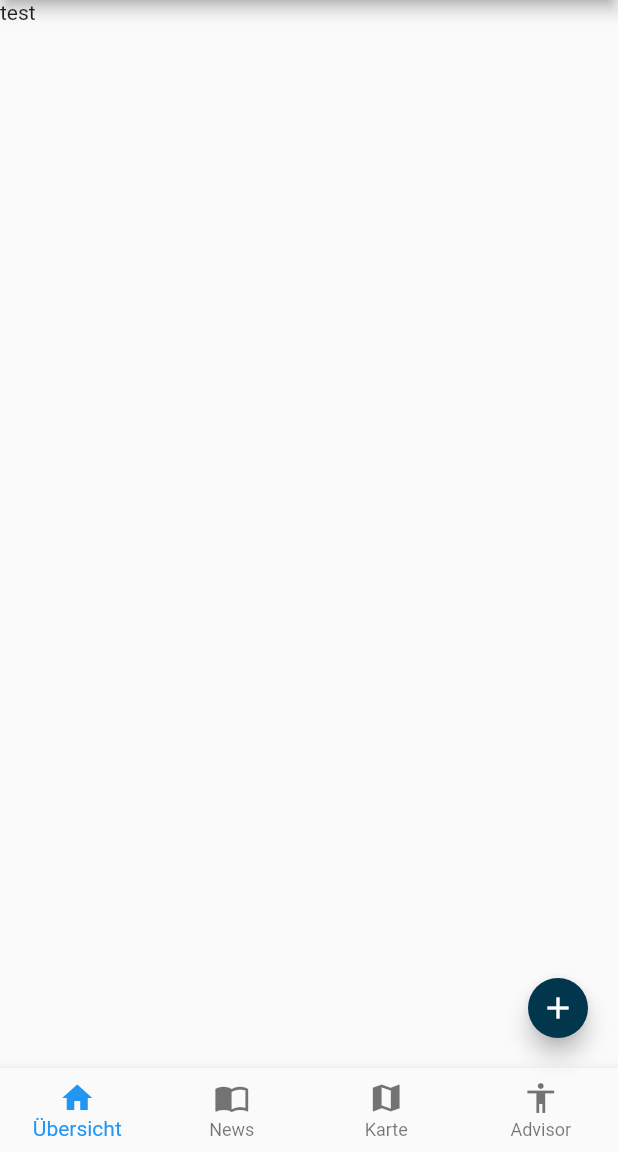
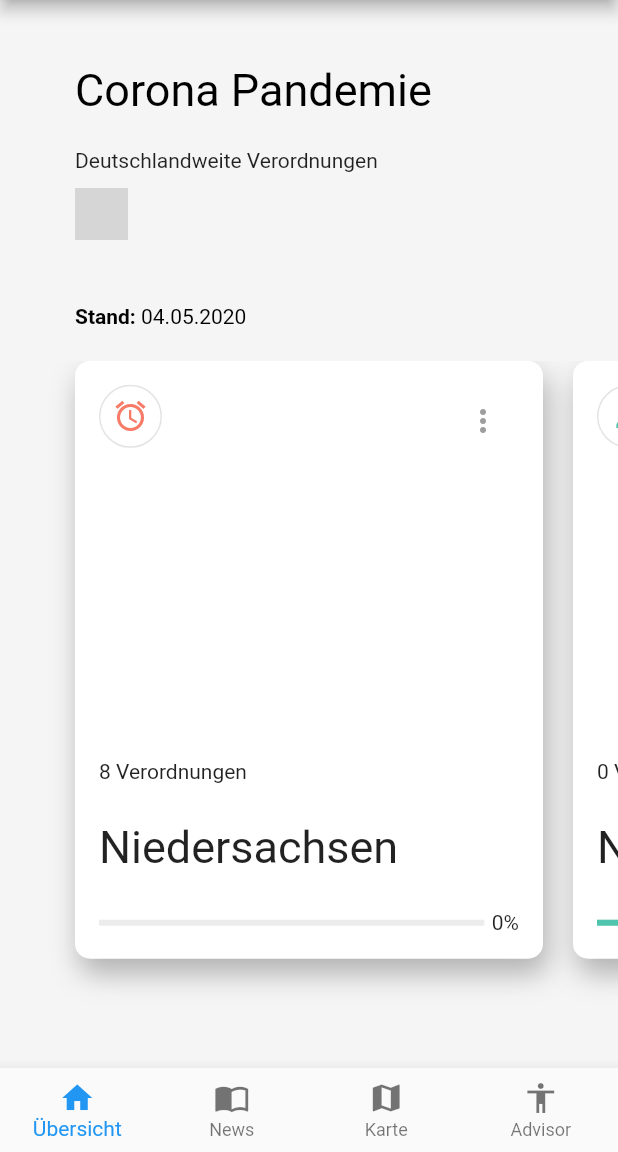
Before and after one commit to ronkun/darfichraus-app, a Flutter app: the Home screen opened directly, on a phone screen of 412 x 824 dp, the part 84-1236 px from its top. Run offline on Flutter 3.47's test engine with Material 2 defaults, Android fonts, the phone set to English and light mode, and no system bars; our stand-ins replace cached_network_image, flutter_map, flutter_svg, font_awesome_flutter, latlong, shared_preferences; missing offline and left inert: geojson, geopoint, pedantic; accounts and stored records are empty; grey boxes are pictures that could not be loaded.

Commit message:
Data for cards changed

```diff
--- a/lib/MainCustom.dart
+++ b/lib/MainCustom.dart
@@ -16,12 +16,12 @@ class Home extends StatefulWidget {
 
 class _HomeState extends State<Home> {
   int _selectedIndex = 0;
-  Widget _bodyWidget = WidgetAdvisorBoard();
+  Widget _bodyWidget = AdvisorHome();
 
   // final _navigatorKey = GlobalKey<NavigatorState>();
 
   final List<Widget> _children = [
-    HomePage(),
+    AdvisorHome(),
     WidgetMainfeed(),
     WidgetMap(),
     WidgetAdvisorArticles()
@@ -45,39 +45,6 @@ class _HomeState extends State<Home> {
   @override
   Widget build(BuildContext context) {
     return Scaffold(
-      //   appBar: PreferredSize(
-      //   preferredSize: Size(double.infinity, 100),
-      //   child: Container(
-      //     decoration: BoxDecoration(
-      //       boxShadow: [BoxShadow(
-      //         color: Colors.black12,
-      //         spreadRadius: 5,
-      //         blurRadius: 2
-      //       )]
-      //     ),
-      //     width: MediaQuery.of(context).size.width,
-      //     height: 100,
-      //     child: Container(
-      //       decoration: BoxDecoration(
-      //         color: Colors.blueAccent,
-      //         borderRadius: BorderRadius.only(bottomLeft: Radius.circular(20),bottomRight: Radius.circular(20))
-      //       ),
-      //       child: Container(
-      //         margin: EdgeInsets.fromLTRB(0, 20, 0, 0),
-      //         child: Row(
-      //           mainAxisAlignment: MainAxisAlignment.spaceBetween,
-      //           crossAxisAlignment: CrossAxisAlignment.center,
-      //           children: [
-      //             Icon(Icons.navigate_before,size: 40,color: Colors.white,),
-      //             Text("Foodbar",style: TextStyle(fontSize: 30,color: Colors.white),),
-      //             Icon(Icons.navigate_before,color: Colors.transparent,),
-      //           ],
-      //         ),
-      //       ),
-      //     ),
-      //   ),
-      // ),
-
         appBar: AppBar(
           // shape: CustomShapeBorder(),
           title: Padding(
@@ -103,7 +70,16 @@ class _HomeState extends State<Home> {
         ),
         drawer: MainDrawer(),
         body: _bodyWidget,
-        bottomNavigationBar: BottomNavigationBar(
+        bottomNavigationBar:
+        // new Theme(
+        // data: Theme.of(context).copyWith(
+        //   canvasColor: Colors.grey,
+        //   splashColor: Colors.yellowAccent,
+        //     unselectedWidgetColor: Colors.green,
+        //   primaryColor: Colors.white,
+        //   textTheme: Theme.of(context).textTheme.copyWith(caption: new TextStyle(color: Colors.grey))
+        // ), child:
+        BottomNavigationBar(
         onTap: _onTabTapped, // new
         currentIndex: _selectedIndex,
         type: BottomNavigationBarType.fixed,
@@ -126,15 +102,16 @@ class _HomeState extends State<Home> {
           )
         ],
       ),
+      // )
 
-      floatingActionButton: FloatingActionButton(
-        onPressed: (){
-          print("Verordnung hinzufügen");
-        },
-        tooltip: 'Verordnung hinzufügen',
-        child: Icon(Icons.add),
-        mini: true,
-      ),
+      // floatingActionButton: FloatingActionButton(
+      //   onPressed: (){
+      //     print("Verordnung hinzufügen");
+      //   },
+      //   tooltip: 'Verordnung hinzufügen',
+      //   child: Icon(Icons.add),
+      //   mini: true,
+      // ),
     );
   }
 }
--- a/lib/widgets/advisor/DummyData.dart
+++ b/lib/widgets/advisor/DummyData.dart
@@ -3,7 +3,7 @@ import 'package:crimsy/widgets/advisor/objects/todoObject.dart';
 import 'package:flutter/material.dart';
 
 List<TodoObject> todos = [
-  TodoObject.import("SOME_RANDOM_UUID", "Custom", 1, ColorChoices.choices[0], Icons.alarm, {
+  TodoObject.import("SOME_RANDOM_UUID", "Niedersachsen", 1, ColorChoices.choices[0], Icons.alarm, {
     DateTime(2018, 5, 3): [
       TaskObject("Meet Clients", DateTime(2018, 5, 3)),
       TaskObject("Design Sprint", DateTime(2018, 5, 3)),
@@ -17,9 +17,9 @@ List<TodoObject> todos = [
       TaskObject("HTML/CSS Study", DateTime(2019, 5, 4)),
     ]
   }),
-  TodoObject("Infizierte", Icons.person),
-  TodoObject("Work", Icons.work),
-  TodoObject("Home", Icons.home),
-  TodoObject("Shopping", Icons.shopping_basket),
-  TodoObject("School", Icons.school),
+  TodoObject("Nordrhein-Westfalen", Icons.person),
+  TodoObject("Bayern", Icons.work),
+  TodoObject("Hessen", Icons.home),
+  TodoObject("Schleswig-Holstein", Icons.shopping_basket),
+  TodoObject("Sachsen", Icons.school),
 ];
--- a/lib/widgets/advisor/objects/ColorChoice.dart
+++ b/lib/widgets/advisor/objects/ColorChoice.dart
@@ -16,6 +16,7 @@ class ColorChoices {
         Color.fromRGBO(245, 161, 81, 1.0),
       ],
     ),
+
     ColorChoice(
       primary: Color(0xFF5A89E6),
       gradient: [
@@ -23,6 +24,7 @@ class ColorChoices {
         Color.fromRGBO(93, 167, 231, 1.0),
       ],
     ),
+
     ColorChoice(
       primary: Color(0xFF4EC5AC),
       gradient: [
--- a/lib/widgets/advisor/objects/TodoObject.dart
+++ b/lib/widgets/advisor/objects/TodoObject.dart
@@ -9,7 +9,8 @@ class TodoObject {
   TodoObject(String title, IconData icon) {
     this.title = title;
     this.icon = icon;
-    ColorChoice choice = ColorChoices.choices[Random().nextInt(ColorChoices.choices.length)];
+    // ColorChoice choice = ColorChoices.choices[Random().nextInt(ColorChoices.choices.length)];
+    ColorChoice choice = ColorChoices.choices[2];
     this.color = choice.primary;
     this.gradient = LinearGradient(colors: choice.gradient, begin: Alignment.bottomCenter, end: Alignment.topCenter);
     tasks = Map<DateTime, List<TaskObject>>();
--- a/lib/widgets/advisor/pages/AdvisorHome.dart
+++ b/lib/widgets/advisor/pages/AdvisorHome.dart
@@ -4,14 +4,14 @@ import 'package:crimsy/widgets/advisor/pages/advisorDetails.dart';
 import 'package:flutter/material.dart';
 import 'package:intl/intl.dart';
 
-class HomePage extends StatefulWidget {
-  HomePage({Key key}) : super(key: key);
+class AdvisorHome extends StatefulWidget {
+  AdvisorHome({Key key}) : super(key: key);
 
   @override
-  _HomePageState createState() => _HomePageState();
+  _AdvisorHomeState createState() => _AdvisorHomeState();
 }
 
-class _HomePageState extends State<HomePage> with TickerProviderStateMixin {
+class _AdvisorHomeState extends State<AdvisorHome> with TickerProviderStateMixin {
   ScrollController scrollController;
   Color backgroundColor;
   LinearGradient backgroundGradient;
@@ -68,7 +68,7 @@ class _HomePageState extends State<HomePage> with TickerProviderStateMixin {
             Padding(
               padding: EdgeInsets.only(left: 50.0),
               child: Text(
-                "Nordrhein-Westfalen",
+                "Corona Pandemie",
                 style: TextStyle(color: Colors.black, fontSize: 30.0),
               ),
             ),
```
Also changed, not shown: lib/widgets/advisor/pages/advisorDetails.dart (+3 -4 lines).
